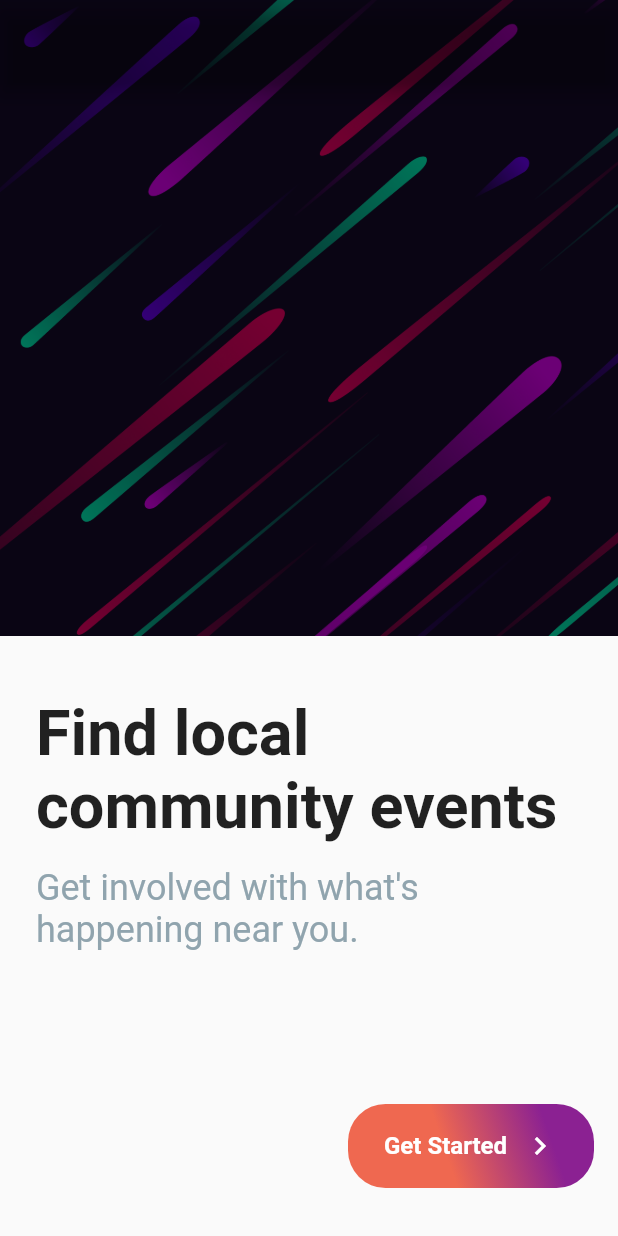
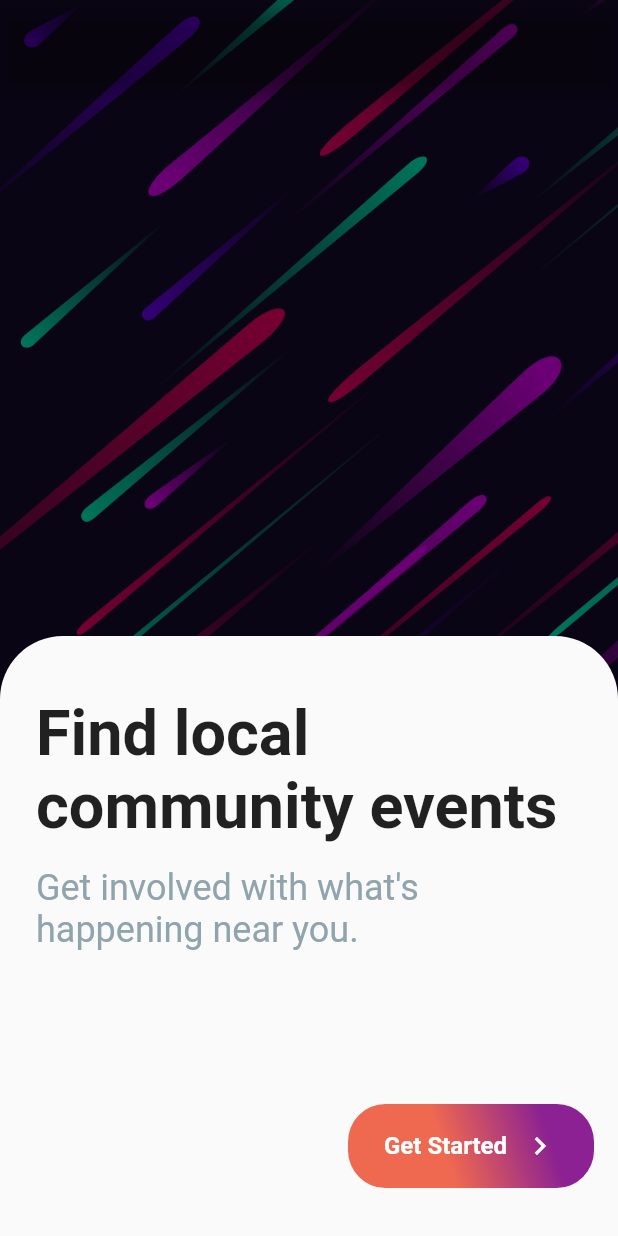
Before and after one commit to j-pcgoncalves/onboarding_animation, a Flutter app: the screen it shows after launch, on a phone screen of 412 x 824 dp. Run offline on Flutter 3.47's test engine with Material 2 defaults, Android fonts, the phone set to English and light mode, and no system bars.

Commit message:
style OnboardingScreen

```diff
--- a/lib/onboarding_screen.dart
+++ b/lib/onboarding_screen.dart
@@ -18,6 +18,12 @@ class _OnboardingScreenState extends State<OnboardingScreen> {
       showModalBottomSheet(
         context: context,
         isScrollControlled: true,
+        shape: const RoundedRectangleBorder(
+          borderRadius: BorderRadius.only(
+            topLeft: Radius.circular(42),
+            topRight: Radius.circular(42),
+          ),
+        ),
         builder: (_) => const OnboardContent(),
       );
     });
```
